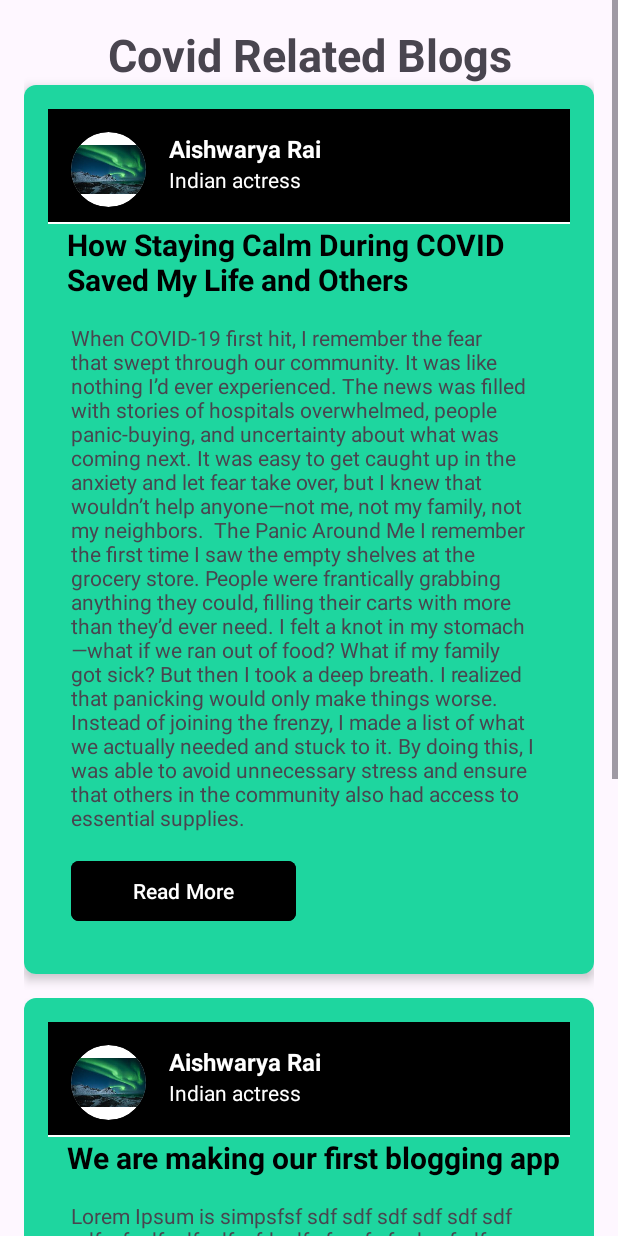
After one commit to shiv35/HealthConnect, an Android app: the CovidBlog screen opened directly, with no data from a screen before it, on a phone screen of 412 x 824 dp. The commit adds this screen. Run offline under Robolectric (Android 15) with nearby library versions, the phone set to English and light mode, and no system bars.

Commit message:
covid added

```diff
--- a/app/src/main/AndroidManifest.xml
+++ b/app/src/main/AndroidManifest.xml
@@ -14,6 +14,9 @@
         tools:targetApi="31">
         <activity
             android:name=".ChatActivity"
+            android:exported="false" />
+        <activity
+            android:name=".BlogRelated.CovidBlog"
             android:exported="false" />
         <activity
             android:name=".Signup"
--- /dev/null
+++ b/app/src/main/java/com/example/health_connect/BlogRelated/CovidBlog.kt
@@ -0,0 +1,12 @@
+package com.example.health_connect.BlogRelated
+
+import androidx.appcompat.app.AppCompatActivity
+import android.os.Bundle
+import com.example.health_connect.R
+
+class CovidBlog : AppCompatActivity() {
+    override fun onCreate(savedInstanceState: Bundle?) {
+        super.onCreate(savedInstanceState)
+        setContentView(R.layout.activity_covid_blog)
+    }
+}
--- a/app/src/main/java/com/example/health_connect/fragments/HomeFragment.kt
+++ b/app/src/main/java/com/example/health_connect/fragments/HomeFragment.kt
@@ -1,6 +1,7 @@
 package com.example.health_connect.fragments
 
 import android.annotation.SuppressLint
+import android.content.Intent
 import android.os.Bundle
 import android.util.Log
 import android.view.LayoutInflater
@@ -9,8 +10,10 @@ import android.view.ViewGroup
 import android.widget.ImageView
 import android.widget.TextView
 import android.widget.Toast
+import androidx.cardview.widget.CardView
 import androidx.fragment.app.Fragment
 import com.bumptech.glide.Glide
+import com.example.health_connect.BlogRelated.CovidBlog
 import com.example.health_connect.R
 import com.google.firebase.auth.FirebaseAuth
 import com.google.firebase.database.*
@@ -31,6 +34,12 @@ class HomeFragment : Fragment() {
         UsernameDashboard = view.findViewById(R.id.Username_dashboard) // Initialize UsernameDashboard here
 
         val currentUser = FirebaseAuth.getInstance().currentUser
+        val cardView = view.findViewById<CardView>(R.id.CovidBlog)
+
+        cardView.setOnClickListener {
+            val intent = Intent(requireContext(), CovidBlog::class.java)
+            startActivity(intent)
+        }
 
         if (currentUser != null) {
             val userId = currentUser.uid
--- /dev/null
+++ b/app/src/main/res/layout/activity_covid_blog.xml
@@ -0,0 +1,446 @@
+<?xml version="1.0" encoding="utf-8"?>
+<androidx.constraintlayout.widget.ConstraintLayout xmlns:android="http://schemas.android.com/apk/res/android"
+    xmlns:app="http://schemas.android.com/apk/res-auto"
+    xmlns:tools="http://schemas.android.com/tools"
+    android:layout_width="match_parent"
+    android:layout_height="match_parent"
+    android:alpha="1"
+    tools:context=".MainActivity">
+
+    <ScrollView
+        android:layout_width="match_parent"
+        android:layout_height="match_parent">
+
+
+    <LinearLayout
+        xmlns:android="http://schemas.android.com/apk/res/android"
+        xmlns:app="http://schemas.android.com/apk/res-auto"
+        android:layout_width="match_parent"
+        android:layout_height="match_parent"
+        android:orientation="vertical"
+        android:padding="16dp">
+
+        <TextView
+            android:layout_width="match_parent"
+            android:layout_height="wrap_content"
+            android:text="Covid Related Blogs"
+            android:textAlignment="center"
+            android:textStyle="bold"
+            android:textSize="30sp"
+            />
+
+        <!-- First Card -->
+        <androidx.cardview.widget.CardView
+            android:layout_width="match_parent"
+            android:layout_height="wrap_content"
+            android:layout_marginBottom="16dp"
+            app:cardElevation="4dp"
+            app:cardCornerRadius="8dp">
+
+            <!-- Content of the First Card -->
+            <androidx.constraintlayout.widget.ConstraintLayout
+                android:layout_width="match_parent"
+                android:layout_height="wrap_content"
+                android:background="@color/skyBlue"
+                android:padding="16dp">
+
+                <!-- Add your inner layout here, like TextView, ImageView, etc. -->
+                <!-- The content from your previous layout goes here -->
+
+                <TextView
+                    android:id="@+id/textView"
+                    android:layout_width="wrap_content"
+                    android:layout_height="wrap_content"
+                    android:text="New Feed"
+                    android:textSize="25sp"
+                    android:textColor="@color/white"
+                    android:textStyle="bold"
+                    android:layout_marginStart="32dp"
+                    android:layout_marginTop="18dp"
+                    app:layout_constraintStart_toStartOf="parent"
+                    app:layout_constraintTop_toTopOf="parent" />
+
+                <androidx.constraintlayout.widget.ConstraintLayout
+                    android:layout_width="match_parent"
+                    android:layout_height="wrap_content"
+                    android:id="@+id/top"
+                    android:background="@color/black"
+                    android:paddingBottom="10dp"
+                    app:layout_constraintTop_toTopOf="parent"
+                    app:layout_constraintBottom_toTopOf="@id/view">
+
+                    <androidx.cardview.widget.CardView
+                        android:id="@+id/pc"
+                        android:layout_width="50dp"
+                        android:layout_height="50dp"
+                        android:layout_margin="15dp"
+                        app:cardCornerRadius="50dp"
+                        app:layout_constraintStart_toStartOf="parent"
+                        app:layout_constraintTop_toTopOf="parent">
+
+                        <ImageView
+                            android:id="@+id/profile"
+                            android:layout_width="match_parent"
+                            android:layout_height="match_parent"
+                            android:src="@drawable/sampleimg" />
+                    </androidx.cardview.widget.CardView>
+
+                    <LinearLayout
+                        android:layout_width="0dp"
+                        android:layout_height="wrap_content"
+                        android:orientation="vertical"
+                        app:layout_constraintEnd_toEndOf="parent"
+                        app:layout_constraintStart_toEndOf="@+id/pc"
+                        app:layout_constraintTop_toTopOf="@+id/pc">
+
+                        <TextView
+                            android:id="@+id/bloggername"
+
+                            android:layout_width="match_parent"
+                            android:layout_height="wrap_content"
+                            android:layout_marginStart="15dp"
+                            android:text="Aishwarya Rai"
+                            android:textColor="#FFFFFF"
+                            android:textSize="16dp"
+                            android:textStyle="bold" />
+
+                        <TextView
+                            android:id="@+id/bloggerWork"
+                            android:layout_width="match_parent"
+                            android:layout_height="wrap_content"
+                            android:textColor="@color/white"
+                            android:layout_marginStart="15dp"
+                            android:text="Indian actress" />
+                    </LinearLayout>
+                </androidx.constraintlayout.widget.ConstraintLayout>
+
+                <View
+                    android:id="@+id/view"
+                    android:layout_width="match_parent"
+                    android:layout_height="1dp"
+                    android:layout_marginBottom="10dp"
+                    android:background="@color/white"
+                    app:layout_constraintTop_toBottomOf="@+id/top" />
+
+                <TextView
+                    android:id="@+id/title"
+                    android:layout_width="match_parent"
+                    android:layout_height="wrap_content"
+                    android:layout_marginHorizontal="5dp"
+                    android:paddingStart="7dp"
+                    android:text="How Staying Calm During COVID Saved My Life and Others
+"
+                    android:textSize="20sp"
+                    android:textStyle="bold"
+                    android:textColor="@color/black"
+                    app:layout_constraintEnd_toEndOf="parent"
+                    app:layout_constraintStart_toStartOf="parent"
+                    app:layout_constraintTop_toBottomOf="@+id/view" />
+
+                <TextView
+                    android:id="@+id/blog"
+                    android:layout_width="match_parent"
+                    android:layout_height="wrap_content"
+                    android:layout_margin="15dp"
+                    android:text="When COVID-19 first hit, I remember the fear that swept through our community. It was like nothing I’d ever experienced. The news was filled with stories of hospitals overwhelmed, people panic-buying, and uncertainty about what was coming next. It was easy to get caught up in the anxiety and let fear take over, but I knew that wouldn’t help anyone—not me, not my family, not my neighbors.
+
+The Panic Around Me
+I remember the first time I saw the empty shelves at the grocery store. People were frantically grabbing anything they could, filling their carts with more than they’d ever need. I felt a knot in my stomach—what if we ran out of food? What if my family got sick? But then I took a deep breath. I realized that panicking would only make things worse. Instead of joining the frenzy, I made a list of what we actually needed and stuck to it. By doing this, I was able to avoid unnecessary stress and ensure that others in the community also had access to essential supplies.
+
+"
+                    app:layout_constraintEnd_toEndOf="parent"
+                    app:layout_constraintStart_toStartOf="parent"
+                    app:layout_constraintTop_toBottomOf="@+id/title" />
+
+                <com.google.android.material.button.MaterialButton
+                    android:id="@+id/materialButton"
+                    android:layout_width="150dp"
+                    android:layout_height="wrap_content"
+                    android:layout_margin="15dp"
+                    android:backgroundTint="@color/black"
+                    android:text="Read More"
+                    app:cornerRadius="5dp"
+                    app:layout_constraintBottom_toBottomOf="parent"
+                    app:layout_constraintStart_toStartOf="parent"
+                    app:layout_constraintTop_toBottomOf="@+id/blog" />
+            </androidx.constraintlayout.widget.ConstraintLayout>
+        </androidx.cardview.widget.CardView>
+
+        <!-- Second Card -->
+        <androidx.cardview.widget.CardView
+            android:layout_width="match_parent"
+            android:layout_height="wrap_content"
+            android:layout_marginBottom="16dp"
+            app:cardElevation="4dp"
+            app:cardCornerRadius="8dp">
+
+            <!-- Content of the First Card -->
+            <androidx.constraintlayout.widget.ConstraintLayout
+                android:layout_width="match_parent"
+                android:layout_height="wrap_content"
+                android:background="@color/skyBlue"
+                android:padding="16dp">
+
+                <!-- Add your inner layout here, like TextView, ImageView, etc. -->
+                <!-- The content from your previous layout goes here -->
+
+                <TextView
+                    android:id="@+id/textView1"
+                    android:layout_width="wrap_content"
+                    android:layout_height="wrap_content"
+                    android:text="New Feed"
+                    android:textSize="25sp"
+                    android:textColor="@color/white"
+                    android:textStyle="bold"
+                    android:layout_marginStart="32dp"
+                    android:layout_marginTop="18dp"
+                    app:layout_constraintStart_toStartOf="parent"
+                    app:layout_constraintTop_toTopOf="parent" />
+
+                <androidx.constraintlayout.widget.ConstraintLayout
+                    android:layout_width="match_parent"
+                    android:layout_height="wrap_content"
+                    android:id="@+id/top1"
+                    android:background="@color/black"
+                    android:paddingBottom="10dp"
+                    app:layout_constraintTop_toTopOf="parent"
+                    app:layout_constraintBottom_toTopOf="@id/view1">
+
+                    <androidx.cardview.widget.CardView
+                        android:id="@+id/pc1"
+                        android:layout_width="50dp"
+                        android:layout_height="50dp"
+                        android:layout_margin="15dp"
+                        app:cardCornerRadius="50dp"
+                        app:layout_constraintStart_toStartOf="parent"
+                        app:layout_constraintTop_toTopOf="parent">
+
+                        <ImageView
+                            android:id="@+id/profile1"
+                            android:layout_width="match_parent"
+                            android:layout_height="match_parent"
+                            android:src="@drawable/sampleimg" />
+                    </androidx.cardview.widget.CardView>
+
+                    <LinearLayout
+                        android:layout_width="0dp"
+                        android:layout_height="wrap_content"
+                        android:orientation="vertical"
+                        app:layout_constraintEnd_toEndOf="parent"
+                        app:layout_constraintStart_toEndOf="@+id/pc1"
+                        app:layout_constraintTop_toTopOf="@+id/pc1">
+
+                        <TextView
+                            android:id="@+id/bloggername1"
+
+                            android:layout_width="match_parent"
+                            android:layout_height="wrap_content"
+                            android:layout_marginStart="15dp"
+                            android:text="Aishwarya Rai"
+                            android:textColor="#FFFFFF"
+                            android:textSize="16dp"
+                            android:textStyle="bold" />
+
+                        <TextView
+                            android:id="@+id/bloggerWork1"
+                            android:layout_width="match_parent"
+                            android:layout_height="wrap_content"
+                            android:textColor="@color/white"
+                            android:layout_marginStart="15dp"
+                            android:text="Indian actress" />
+                    </LinearLayout>
+                </androidx.constraintlayout.widget.ConstraintLayout>
+
+                <View
+                    android:id="@+id/view1"
+                    android:layout_width="match_parent"
+                    android:layout_height="1dp"
+                    android:layout_marginBottom="10dp"
+                    android:background="@color/white"
+                    app:layout_constraintTop_toBottomOf="@+id/top1" />
+
+                <TextView
+                    android:id="@+id/title1"
+                    android:layout_width="match_parent"
+                    android:layout_height="wrap_content"
+                    android:layout_marginHorizontal="5dp"
+                    android:paddingStart="7dp"
+                    android:text="We are making our first blogging app"
+                    android:textSize="20sp"
+                    android:textStyle="bold"
+                    android:textColor="@color/black"
+                    app:layout_constraintEnd_toEndOf="parent"
+                    app:layout_constraintStart_toStartOf="parent"
+                    app:layout_constraintTop_toBottomOf="@+id/view1" />
+
+                <TextView
+                    android:id="@+id/blog1"
+                    android:layout_width="match_parent"
+                    android:layout_height="wrap_content"
+                    android:layout_margin="15dp"
+                    android:text="Lorem Ipsum is simpsfsf sdf sdf sdf sdf sdf sdf sdf  sf sdf sdf sdf  sfd sdf sf ss f sfs ds sfsdf sdf  ly dummy text of the printing and typesetting industry..."
+                    app:layout_constraintEnd_toEndOf="parent"
+                    app:layout_constraintStart_toStartOf="parent"
+                    app:layout_constraintTop_toBottomOf="@+id/title1" />
+
+                <com.google.android.material.button.MaterialButton
+                    android:id="@+id/materialButton1"
+                    android:layout_width="150dp"
+                    android:layout_height="wrap_content"
+                    android:layout_margin="15dp"
+                    android:backgroundTint="@color/black"
+                    android:text="Read More"
+                    app:cornerRadius="5dp"
+                    app:layout_constraintBottom_toBottomOf="parent"
+                    app:layout_constraintStart_toStartOf="parent"
+                    app:layout_constraintTop_toBottomOf="@+id/blog1" />
+            </androidx.constraintlayout.widget.ConstraintLayout>
+        </androidx.cardview.widget.CardView>
+
+        <!-- Third Card -->
+        <androidx.cardview.widget.CardView
+            android:layout_width="match_parent"
+            android:layout_height="wrap_content"
+            android:layout_marginBottom="16dp"
+            app:cardElevation="4dp"
+            app:cardCornerRadius="8dp">
+
+            <!-- Content of the First Card -->
+            <androidx.constraintlayout.widget.ConstraintLayout
+                android:layout_width="match_parent"
+                android:layout_height="wrap_content"
+                android:background="@color/skyBlue"
+                android:padding="16dp">
+
+                <!-- Add your inner layout here, like TextView, ImageView, etc. -->
+                <!-- The content from your previous layout goes here -->
+
+                <TextView
+                    android:id="@+id/textView2"
+                    android:layout_width="wrap_content"
+                    android:layout_height="wrap_content"
+                    android:text="New Feed"
+                    android:textSize="25sp"
+                    android:textColor="@color/white"
+                    android:textStyle="bold"
+                    android:layout_marginStart="32dp"
+                    android:layout_marginTop="18dp"
+                    app:layout_constraintStart_toStartOf="parent"
+                    app:layout_constraintTop_toTopOf="parent" />
+
+                <androidx.constraintlayout.widget.ConstraintLayout
+                    android:layout_width="match_parent"
+                    android:layout_height="wrap_content"
+                    android:id="@+id/top2"
+                    android:background="@color/black"
+                    android:paddingBottom="10dp"
+                    app:layout_constraintTop_toTopOf="parent"
+                    app:layout_constraintBottom_toTopOf="@id/view2">
+
+                    <androidx.cardview.widget.CardView
+                        android:id="@+id/pc2"
+                        android:layout_width="50dp"
+                        android:layout_height="50dp"
+                        android:layout_margin="15dp"
+                        app:cardCornerRadius="50dp"
+                        app:layout_constraintStart_toStartOf="parent"
+                        app:layout_constraintTop_toTopOf="parent">
+
+                        <ImageView
+                            android:id="@+id/profile2"
+                            android:layout_width="match_parent"
+                            android:layout_height="match_parent"
+                            android:src="@drawable/sampleimg" />
+                    </androidx.cardview.widget.CardView>
+
+                    <LinearLayout
+                        android:layout_width="0dp"
+                        android:layout_height="wrap_content"
+                        android:orientation="vertical"
+                        app:layout_constraintEnd_toEndOf="parent"
+                        app:layout_constraintStart_toEndOf="@+id/pc2"
+                        app:layout_constraintTop_toTopOf="@+id/pc2">
+
+                        <TextView
+                            android:id="@+id/bloggername2"
+
+                            android:layout_width="match_parent"
+                            android:layout_height="wrap_content"
+                            android:layout_marginStart="15dp"
+                            android:text="Aishwarya Rai"
+                            android:textColor="#FFFFFF"
+                            android:textSize="16dp"
+                            android:textStyle="bold" />
+
+                        <TextView
+                            android:id="@+id/bloggerWork2"
+                            android:layout_width="match_parent"
+                            android:layout_height="wrap_content"
+                            android:textColor="@color/white"
+                            android:layout_marginStart="15dp"
+                            android:text="Indian actress" />
+                    </LinearLayout>
+                </androidx.constraintlayout.widget.ConstraintLayout>
+
+                <View
+                    android:id="@+id/view2"
+                    android:layout_width="match_parent"
+                    android:layout_height="1dp"
+                    android:layout_marginBottom="10dp"
+                    android:background="@color/white"
+                    app:layout_constraintTop_toBottomOf="@+id/top2" />
+
+                <TextView
+                    android:id="@+id/title2"
+                    android:layout_width="match_parent"
+                    android:layout_height="wrap_content"
+                    android:layout_marginHorizontal="5dp"
+                    android:paddingStart="7dp"
+                    android:text="We are making our first blogging app"
+                    android:textSize="20sp"
+                    android:textStyle="bold"
+                    android:textColor="@color/black"
+                    app:layout_constraintEnd_toEndOf="parent"
+                    app:layout_constraintStart_toStartOf="parent"
+                    app:layout_constraintTop_toBottomOf="@+id/view2" />
+
+                <TextView
+                    android:id="@+id/blog2"
+                    android:layout_width="match_parent"
+                    android:layout_height="wrap_content"
+                    android:layout_margin="15dp"
+                    android:text="Lorem Ipsum is simpsfsf sdf sdf sdf sdf sdf sdf sdf  sf sdf sdf sdf  sfd sdf sf ss f sfs ds sfsdf sdf  ly dummy text of the printing and typesetting industry..."
+                    app:layout_constraintEnd_toEndOf="parent"
+                    app:layout_constraintStart_toStartOf="parent"
+                    app:layout_constraintTop_toBottomOf="@+id/title2" />
+
+                <com.google.android.material.button.MaterialButton
+                    android:id="@+id/materialButton2"
+                    android:layout_width="150dp"
+                    android:layout_height="wrap_content"
+                    android:layout_margin="15dp"
+                    android:backgroundTint="@color/black"
+                    android:text="Read More"
+                    app:cornerRadius="5dp"
+                    app:layout_constraintBottom_toBottomOf="parent"
+                    app:layout_constraintStart_toStartOf="parent"
+                    app:layout_constraintTop_toBottomOf="@+id/blog2" />
+            </androidx.constraintlayout.widget.ConstraintLayout>
+        </androidx.cardview.widget.CardView>
+
+
+
+
+
+
+
+
+
+
+
+
+
+    </LinearLayout>
+
+    </ScrollView>
+    </androidx.constraintlayout.widget.ConstraintLayout>
```
Also changed, not shown: app/src/main/res/drawable/sampleimg.jpeg (added).
